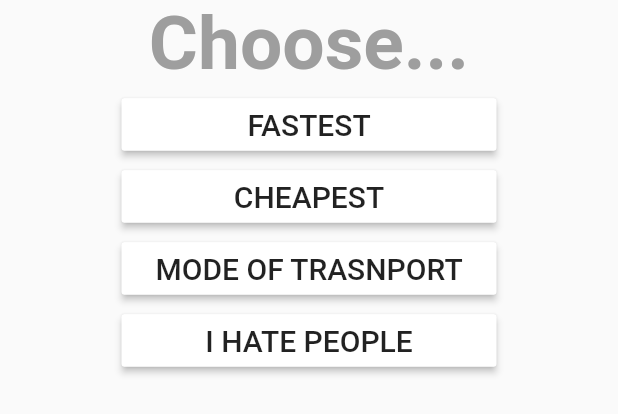
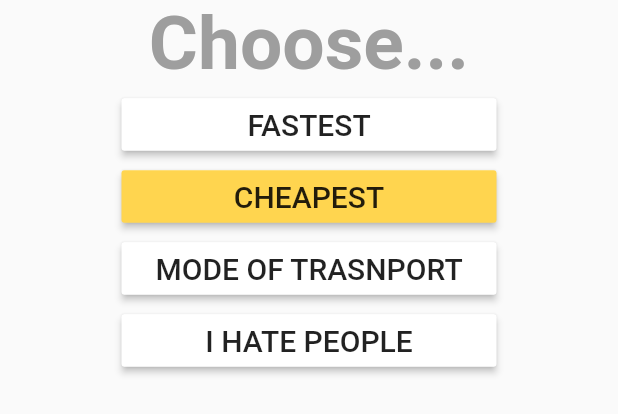
Before and after one commit to Thiru5/sg_rocket, a Flutter app: the Buttons widget shown alone on an empty page, opened directly, after a tap on "CHEAPEST", on a phone screen of 412 x 824 dp. Shown: the top 414 px of the screen. Run offline on Flutter 3.47's test engine with Material 2 defaults, Android fonts, the phone set to English and light mode, and no system bars; our stand-ins replace geolocator, google_maps_flutter, location, rxdart; missing offline and left inert: flutter_polyline_points, google_maps_webservice; Roboto replaces fonts that are missing (xx).

Commit message:
option_menu updated

```diff
--- a/lib/option_menu.dart
+++ b/lib/option_menu.dart
@@ -93,7 +93,7 @@ class _ButtonsState extends State<Buttons> {
               child: RaisedButton(
 
                 child: const Text('CHEAPEST', style: TextStyle(fontSize: 20)),
-                color: buttonIndex[0] == 1 ? Colors.amber[300] : Colors.white,
+                color: buttonIndex[1] == 1 ? Colors.amber[300] : Colors.white,
                 onPressed: () {
                   buttonPressed = 1;
                   for (int i = 0; i < 4; i++) {
@@ -115,7 +115,7 @@ class _ButtonsState extends State<Buttons> {
               child: RaisedButton(
                 child: const Text(
                     'MODE OF TRASNPORT', style: TextStyle(fontSize: 20)),
-                color: buttonIndex[0] == 1 ? Colors.amber[300] : Colors.white,
+                color: buttonIndex[2] == 1 ? Colors.amber[300] : Colors.white,
                 onPressed: () {
                   buttonPressed = 2;
                   for (int i = 0; i < 4; i++) {
@@ -138,7 +138,7 @@ class _ButtonsState extends State<Buttons> {
 
                 child: const Text(
                     'I HATE PEOPLE', style: TextStyle(fontSize: 20)),
-                color: buttonIndex[0] == 1 ? Colors.amber[300] : Colors.white,
+                color: buttonIndex[3] == 1 ? Colors.amber[300] : Colors.white,
                 onPressed: () {
                   buttonPressed = 3;
                   for (int i = 0; i < 4; i++) {
```
